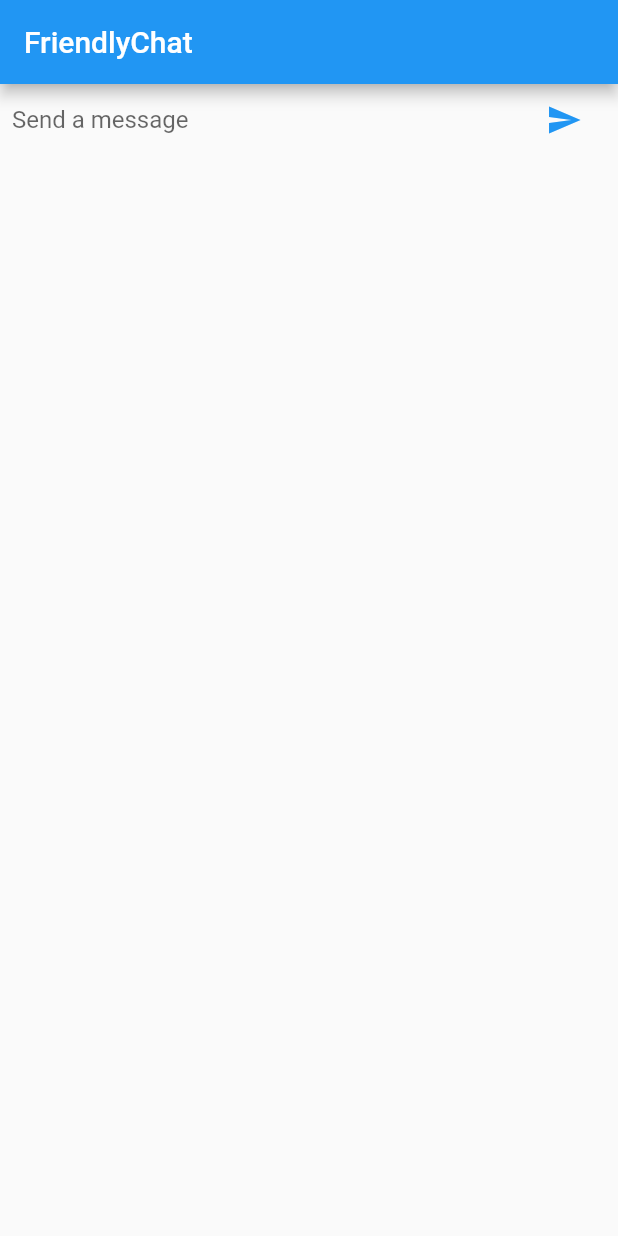
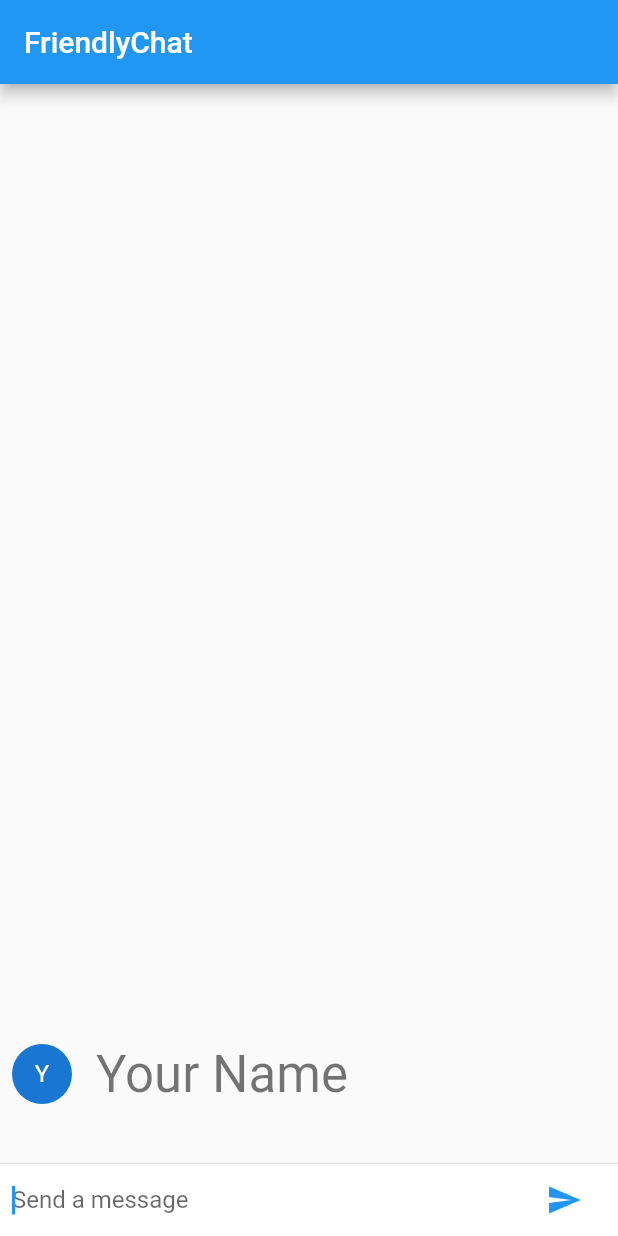
Before and after one commit to SONFACKZ/1stFlutterAppChat, a Flutter app: the screen it shows after launch, after a tap on the "send" icon, on a phone screen of 412 x 824 dp. Run offline on Flutter 3.47's test engine with Material 2 defaults, Android fonts, the phone set to English and light mode, and no system bars.

Commit message:
Adding UI for displaying messages

```diff
--- a/lib/main.dart
+++ b/lib/main.dart
@@ -1,6 +1,7 @@
 // Copyright 2017, 2020 The Flutter team. All rights reserved.
 // Use of this source code is governed by a BSD-style license
 // that can be found in the LICENSE file.
+
 
 import 'package:flutter/material.dart';
 
@@ -9,6 +10,8 @@ void main() {
     FriendlyChatApp(),
   );
 }
+
+String _name = 'Your Name';
 
 class FriendlyChatApp extends StatelessWidget {
   const FriendlyChatApp({
@@ -24,23 +27,70 @@ class FriendlyChatApp extends StatelessWidget {
   }
 }
 
+class ChatMessage extends StatelessWidget {
+  ChatMessage({this.text});
+  final String text;
+
+  @override
+  Widget build(BuildContext context) {
+    return Container(
+        margin: EdgeInsets.symmetric(vertical: 10.0),
+        child: Row(
+          crossAxisAlignment: CrossAxisAlignment.start,
+          children: [
+            Container(
+              margin: const EdgeInsets.only(right: 16.0),
+              child: CircleAvatar(child: Text(_name[0])),
+            ),
+            Column(
+              crossAxisAlignment: CrossAxisAlignment.start,
+              children: [
+                Text(_name, style: Theme.of(context).textTheme.headline4),
+                Container(
+                  margin: EdgeInsets.only(top: 5.0),
+                  child: Text(text),
+                ),
+              ],
+            ),
+          ],
+        )
+    );
+  }
+}
+
+
 class ChatScreen extends StatefulWidget {
   @override
-  State createState() => _ChatScreenState();
+  _ChatScreenState createState() => _ChatScreenState();
 }
 
 class _ChatScreenState extends State<ChatScreen> {
-  final TextEditingController _textController = TextEditingController();
-
-  void _handleSubmitted(String text) {
-    _textController.clear();
-  }
+  final List<ChatMessage> _messages = [];
+  final _textController = TextEditingController();
+  final FocusNode _focusNode = FocusNode();
 
   @override
   Widget build(BuildContext context) {
     return Scaffold(
-      appBar: AppBar(title: Text('FriendlyChat')),
-      body: _buildTextComposer(),
+      appBar: AppBar(title: Text ('FriendlyChat')),
+      body: Column(
+        children: [
+          Flexible(
+            child: ListView.builder(
+              padding: EdgeInsets.all(8.0),
+              reverse: true,
+              itemBuilder: (_, int index) => _messages[index],
+              itemCount: _messages.length,
+            ),
+          ),
+          Divider(height: 1.0),
+          Container(
+            decoration: BoxDecoration(
+                color: Theme.of(context).cardColor),
+            child: _buildTextComposer(),
+          ),
+        ],
+      ),
     );
   }
 
@@ -48,26 +98,37 @@ class _ChatScreenState extends State<ChatScreen> {
     return IconTheme(
       data: IconThemeData(color: Theme.of(context).accentColor),
       child: Container(
-        margin: const EdgeInsets.symmetric(horizontal: 8.0),
+        margin: EdgeInsets.symmetric(horizontal: 8.0),
         child: Row(
           children: [
             Flexible(
               child: TextField(
                 controller: _textController,
                 onSubmitted: _handleSubmitted,
-                decoration: InputDecoration.collapsed(
-                    hintText: 'Send a message'),
+                decoration: InputDecoration.collapsed(hintText: 'Send a message'),
+                focusNode: _focusNode,
               ),
             ),
             Container(
-              margin: const EdgeInsets.symmetric(horizontal: 4.0),
+              margin: EdgeInsets.symmetric(horizontal: 4.0),
               child: IconButton(
-                  icon: Icon(Icons.send),
+                  icon: const Icon(Icons.send),
                   onPressed: () => _handleSubmitted(_textController.text)),
-            ),
+            )
           ],
         ),
       ),
     );
   }
+
+  void _handleSubmitted(String text) {
+    _textController.clear();
+    ChatMessage message = ChatMessage(
+      text: text,
+    );
+    setState(() {
+      _messages.insert(0, message);
+    });
+    _focusNode.requestFocus();
+  }
 }
```
